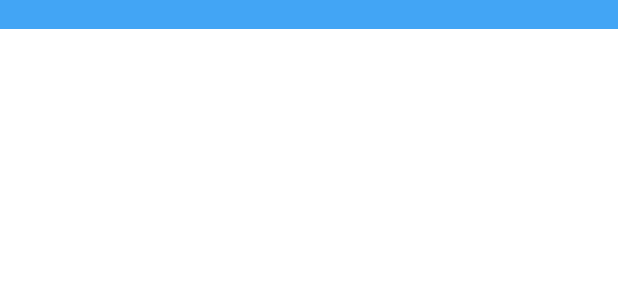
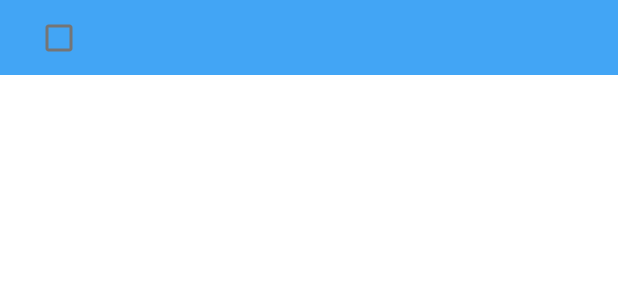
Before and after one commit to Rafal-Halasa/Best-To-Do, an Android app: the layout item_list_to_do.xml on its own in the app's theme, with its tools: preview values and no code run, on a phone screen of 412 x 824 dp. Shown: the top 300 px of the screen. Run offline under Robolectric (Android 15) with nearby library versions, the phone set to English and light mode, and no system bars.

Commit message:
small code clening

```diff
--- a/app/src/main/res/layout/item_list_to_do.xml
+++ b/app/src/main/res/layout/item_list_to_do.xml
@@ -15,18 +15,31 @@
 
     <androidx.constraintlayout.widget.ConstraintLayout
         android:layout_width="match_parent"
-        android:layout_height="wrap_content"
+        android:layout_height="@dimen/todo_item_height"
         android:layout_marginBottom="1dp"
         android:background="@color/primaryColor"
         android:onClick="@{()->listener.onItemClick(todo)}">
 
-        <TextView
+        <CheckBox
+            android:id="@+id/checkBox"
             android:layout_width="wrap_content"
             android:layout_height="wrap_content"
+            android:layout_marginStart="@dimen/margin_item"
+            app:layout_constraintBottom_toBottomOf="parent"
+            app:layout_constraintStart_toStartOf="parent"
+            app:layout_constraintTop_toTopOf="parent" />
+
+        <TextView
+            android:layout_width="0dp"
+            android:layout_height="wrap_content"
+            android:gravity="left"
             android:text="@{todo.name}"
+            android:layout_marginStart="@dimen/margin_item"
+            android:layout_marginEnd="@dimen/margin_item"
             app:layout_constraintBottom_toBottomOf="parent"
             app:layout_constraintEnd_toEndOf="parent"
-            app:layout_constraintStart_toStartOf="parent"
+            app:layout_constraintStart_toEndOf="@+id/checkBox"
             app:layout_constraintTop_toTopOf="parent" />
     </androidx.constraintlayout.widget.ConstraintLayout>
+
 </layout>
--- /dev/null
+++ b/app/src/main/res/values/dimens.xml
@@ -0,0 +1,5 @@
+<?xml version="1.0" encoding="utf-8"?>
+<resources>
+    <dimen name="margin_item">15dp</dimen>
+    <dimen name="todo_item_height">50dp</dimen>
+</resources>
```
Also changed, not shown: app/src/main/java/com/example/besttodo/di/moduls.kt (+13 -3 lines), app/src/main/java/com/example/besttodo/ui/to_do_info/ToDoInfoView.kt (+6 -7 lines), app/src/main/res/layout/layout_to_do_info.xml (+6 -1 lines).
